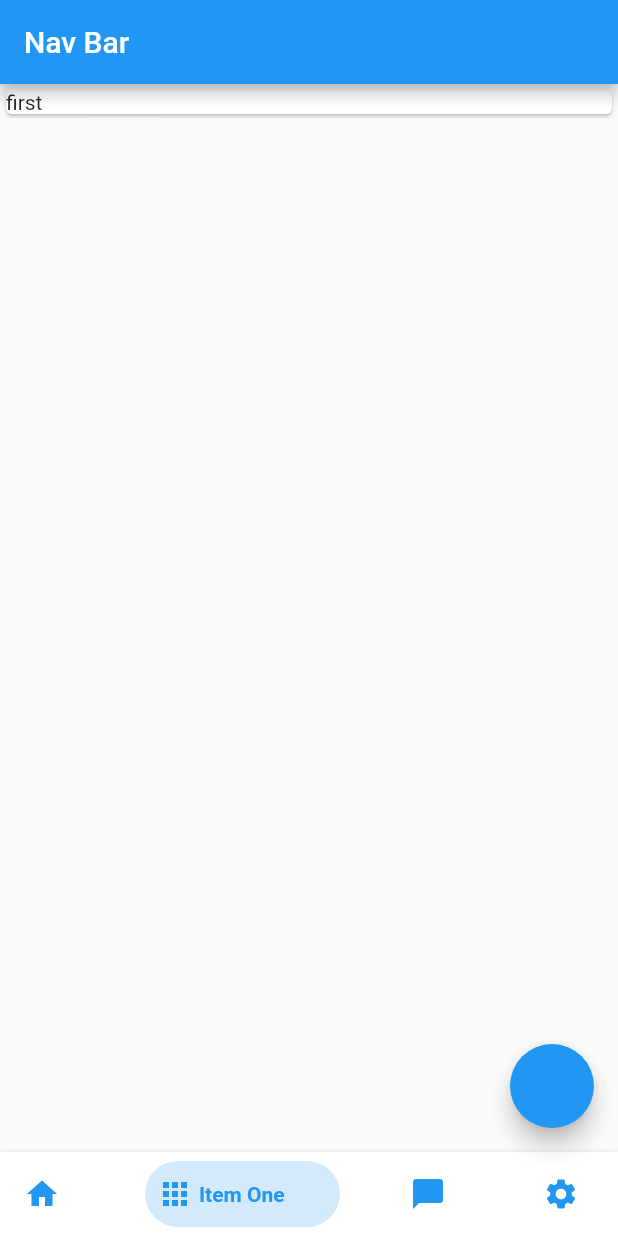
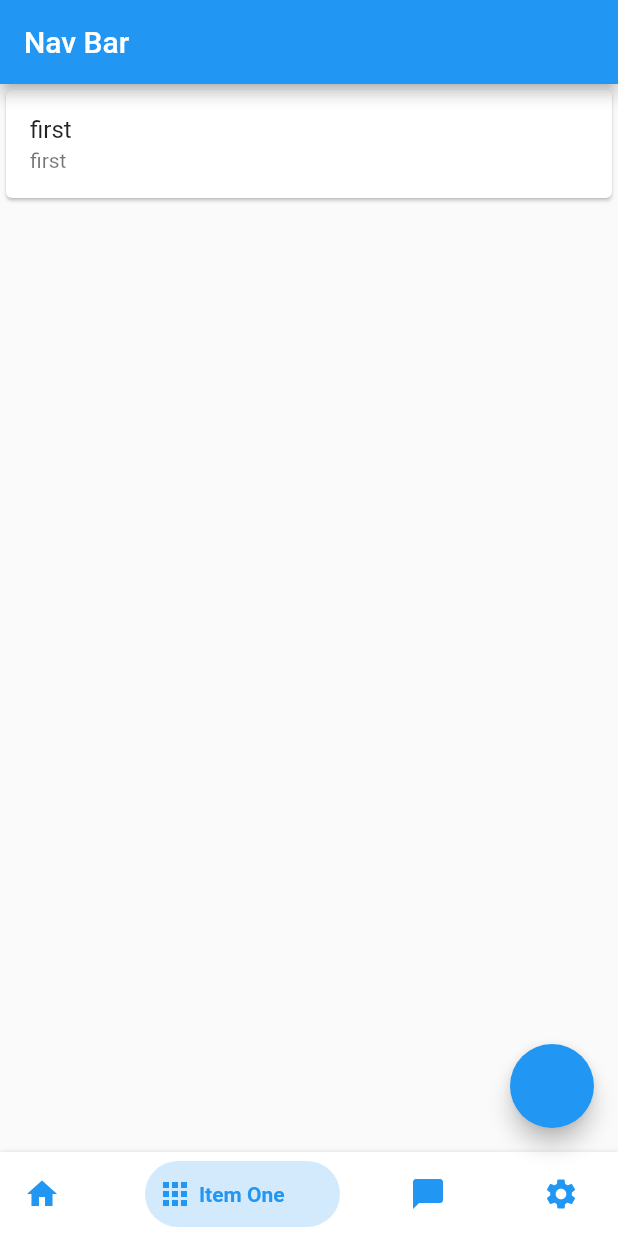
Before and after one commit to NoobCode1998/WifiChat, a Flutter app: the screen it shows after launch, swiped to page 2, on a phone screen of 412 x 824 dp. Run offline on Flutter 3.47's test engine with Material 2 defaults, Android fonts, the phone set to English and light mode, and no system bars; drawn by our look-alikes of bottom_navy_bar; our stand-ins replace awesome_dialog; missing offline and left inert: dash_chat.

Commit message:
response in chat and new sender

```diff
--- /dev/null
+++ b/lib/chart.dart
@@ -0,0 +1,31 @@
+import 'package:flutter/cupertino.dart';
+import 'package:flutter/material.dart';
+
+import 'main.dart';
+
+class ChatContain extends StatefulWidget {
+  const ChatContain({
+    Key key,
+  }) : super(key: key);
+
+  @override
+  _ChatContainState createState() => _ChatContainState();
+}
+
+class _ChatContainState extends State<ChatContain> {
+  @override
+  Widget build(BuildContext context) {
+    // var reqs;
+    return Scaffold(
+      body: ListView.builder(
+          itemCount: reqs.length,
+          itemBuilder: (BuildContext ctxt, int index) {
+            return Card(
+                child: ListTile(
+              title: Text(reqs[index]),
+              subtitle: Text(sender[index]),
+            ));
+          }),
+    );
+  }
+}
--- a/lib/main.dart
+++ b/lib/main.dart
@@ -3,12 +3,15 @@ import 'dart:io';
 import 'package:awesome_dialog/awesome_dialog.dart';
 import 'package:bottom_navy_bar/bottom_navy_bar.dart';
 import 'package:flutter/material.dart';
-import 'package:ser/chat.dart';
+import 'package:ser/chat1.dart';
 import 'package:ser/server.dart';
+
+import 'chart.dart';
 
 String ip = "nothing";
 void main() => runApp(Nav());
 List<String> reqs = ["first"];
+List<String> sender = ["first"];
 
 class Nav extends StatelessWidget {
   @override
@@ -65,12 +68,21 @@ class _MyHomePageState extends State<MyHomePage> {
     // #docregion listen
     await for (var request in server) {
       String a = request.uri.toString();
+
       print("var a is ${a}");
+      String vall = request.headers.toString();
+      print(vall);
+      print(vall.length);
+      var start = (vall.indexOf("host") + 5);
+      var hos = vall.substring(start, vall.lastIndexOf("0") + 1);
+      print("\n\n\n\n${hos}\n\n\n\n\n");
+
       if (a == "/seCret") {
         a = "secret";
         text = "new valid request";
 
         reqs.add("secret");
+        sender.add(hos);
 
         setState(() {});
       } else if (a == "/favicon.ico") {
@@ -88,6 +100,7 @@ class _MyHomePageState extends State<MyHomePage> {
           btnOkIcon: Icons.check_circle,
         )..show();
         reqs.add(a.substring(1, a.length));
+        sender.add(hos);
         setState(() {});
         //  return a.substring(1, a.length);
         // setState(() {});
@@ -128,10 +141,13 @@ class _MyHomePageState extends State<MyHomePage> {
             Container(
               child: Column(
                 children: <Widget>[
-                  TextFormField(
-                    controller: myController,
-                    decoration:
-                        InputDecoration(labelText: 'Enter your username'),
+                  Padding(
+                    padding: const EdgeInsets.all(10.0),
+                    child: TextFormField(
+                      controller: myController,
+                      decoration:
+                          InputDecoration(labelText: 'Enter your username'),
+                    ),
                   ),
                   RaisedButton.icon(
                       onPressed: () {
@@ -170,27 +186,27 @@ class _MyHomePageState extends State<MyHomePage> {
   }
 }
 
-class ChatContain extends StatefulWidget {
-  const ChatContain({
-    Key key,
-  }) : super(key: key);
+// class ChatContain extends StatefulWidget {
+//   const ChatContain({
+//     Key key,
+//   }) : super(key: key);
 
-  @override
-  _ChatContainState createState() => _ChatContainState();
-}
+//   @override
+//   _ChatContainState createState() => _ChatContainState();
+// }
 
-class _ChatContainState extends State<ChatContain> {
-  @override
-  Widget build(BuildContext context) {
-    return Scaffold(
-      body: ListView.builder(
-          itemCount: reqs.length,
-          itemBuilder: (BuildContext ctxt, int index) {
-            return Card(child: Text(reqs[index]));
-          }),
-    );
-  }
-}
+// class _ChatContainState extends State<ChatContain> {
+//   @override
+//   Widget build(BuildContext context) {
+//     return Scaffold(
+//       body: ListView.builder(
+//           itemCount: reqs.length,
+//           itemBuilder: (BuildContext ctxt, int index) {
+//             return Card(child: Text(reqs[index]));
+//           }),
+//     );
+//   }
+// }
 
 class LastPage extends StatelessWidget {
   const LastPage({
```
Also changed, not shown: lib/chat1.dart (renamed from lib/chat.dart).
